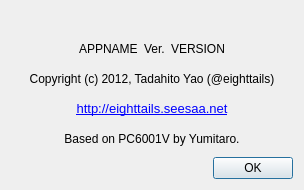
This is src/Qt/aboutdialog.ui in eighttails/PC6001VX as Qt 5 draws it before an edit. The edited form follows.
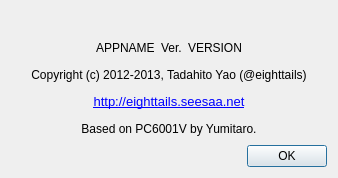
This is the edited form. Icons and pictures are not drawn.

Commit message: 著作権表示を修正

What changed in the file:
```diff
--- a/src/Qt/aboutdialog.ui
+++ b/src/Qt/aboutdialog.ui
@@ -6,8 +6,8 @@
    <rect>
     <x>0</x>
     <y>0</y>
-    <width>304</width>
-    <height>190</height>
+    <width>338</width>
+    <height>178</height>
    </rect>
   </property>
   <property name="windowTitle">
@@ -117,7 +117,7 @@
    <item>
     <widget class="QLabel" name="labelCopyright">
      <property name="text">
-      <string>Copyright (c) 2012, Tadahito Yao (@eighttails)</string>
+      <string>Copyright (c) 2012-2013, Tadahito Yao (@eighttails)</string>
      </property>
      <property name="alignment">
       <set>Qt::AlignCenter</set>
```
